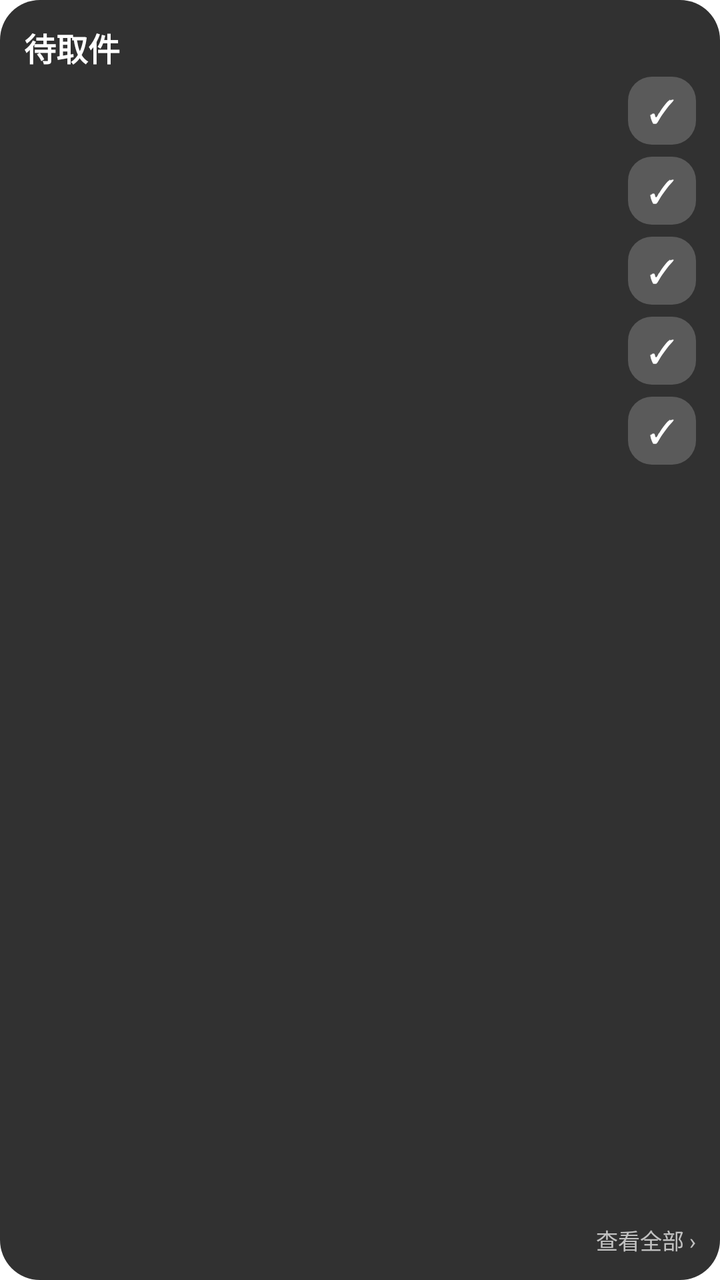
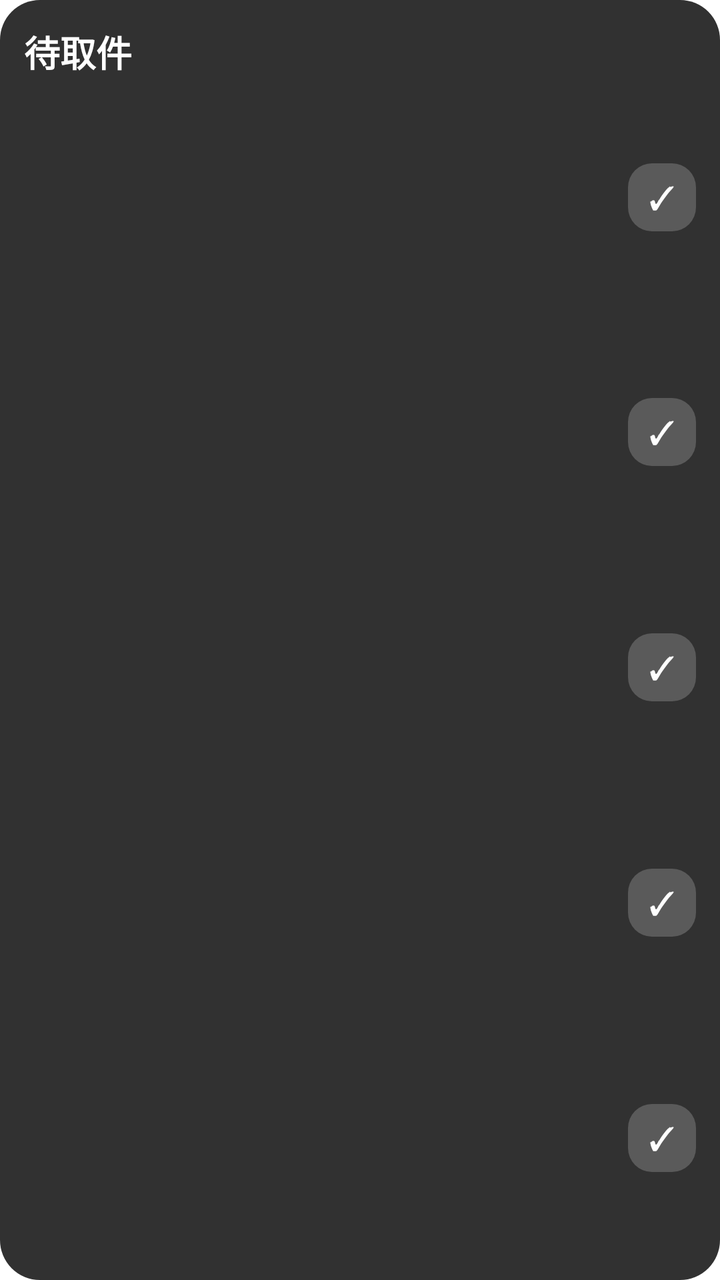

An Android layout rendered at two revisions. The XML below is the earlier revision; the diff shows what the commit changed to produce the second picture.
<!-- AndroidManifest.xml: fallback theme Theme.MaterialComponents.DayNight.NoActionBar -->
<!-- res/layout/widget_pickup_v2.xml -->
<?xml version="1.0" encoding="utf-8"?>
<LinearLayout xmlns:android="http://schemas.android.com/apk/res/android"
    android:id="@+id/widget_root_v2"
    android:layout_width="match_parent"
    android:layout_height="match_parent"
    android:background="@drawable/widget_bg"
    android:orientation="vertical"
    android:padding="12dp">

    <LinearLayout
        android:layout_width="match_parent"
        android:layout_height="wrap_content"
        android:gravity="center_vertical"
        android:orientation="horizontal">

        <TextView
            android:id="@+id/widget_title"
            android:layout_width="0dp"
            android:layout_height="wrap_content"
            android:layout_weight="1"
            android:text="待取件"
            android:textColor="#FFFFFFFF"
            android:textSize="16sp"
            android:textStyle="bold" />

        <TextView
            android:id="@+id/widget_count"
            android:layout_width="wrap_content"
            android:layout_height="wrap_content"
            android:textColor="#B3FFFFFF"
            android:textSize="12sp" />
    </LinearLayout>

    <LinearLayout
        android:id="@+id/widget_list"
        android:layout_width="match_parent"
        android:layout_height="wrap_content"
        android:orientation="vertical">

        <TextView
            android:id="@+id/widget_empty"
            android:layout_width="match_parent"
            android:layout_height="wrap_content"
            android:gravity="center"
            android:paddingTop="24dp"
            android:paddingBottom="24dp"
            android:text="暂无待取件\n收到短信后会自动出现"
            android:textColor="#B3FFFFFF"
            android:textSize="12sp"
            android:visibility="gone" />

        <LinearLayout
            android:id="@+id/widget_row_1"
            android:layout_width="match_parent"
            android:layout_height="40dp"
            android:gravity="center_vertical"
            android:orientation="horizontal">

            <TextView
                android:id="@+id/widget_code_1"
                android:layout_width="wrap_content"
                android:layout_height="wrap_content"
                android:fontFamily="monospace"
                android:textColor="#FFFFFFFF"
                android:textSize="17sp"
                android:textStyle="bold" />

            <TextView
                android:id="@+id/widget_place_1"
                android:layout_width="0dp"
                android:layout_height="wrap_content"
                android:layout_marginStart="10dp"
                android:layout_weight="1"
                android:ellipsize="end"
                android:maxLines="1"
                android:textColor="#B3FFFFFF"
                android:textSize="11sp" />

            <TextView
                android:id="@+id/widget_done_1"
                android:layout_width="34dp"
                android:layout_height="34dp"
                android:background="@drawable/widget_done_bg"
                android:gravity="center"
                android:text="✓"
                android:textColor="#FFFFFFFF"
                android:textSize="16sp" />
        </LinearLayout>
        <LinearLayout
            android:id="@+id/widget_row_2"
            android:layout_width="match_parent"
            android:layout_height="40dp"
            android:gravity="center_vertical"
            android:orientation="horizontal">

            <TextView
                android:id="@+id/widget_code_2"
                android:layout_width="wrap_content"
                android:layout_height="wrap_content"
                android:fontFamily="monospace"
                android:textColor="#FFFFFFFF"
                android:textSize="17sp"
                android:textStyle="bold" />

            <TextView
                android:id="@+id/widget_place_2"
                android:layout_width="0dp"
                android:layout_height="wrap_content"
                android:layout_marginStart="10dp"
                android:layout_weight="1"
                android:ellipsize="end"
                android:maxLines="1"
                android:textColor="#B3FFFFFF"
                android:textSize="11sp" />

            <TextView
                android:id="@+id/widget_done_2"
                android:layout_width="34dp"
                android:layout_height="34dp"
                android:background="@drawable/widget_done_bg"
                android:gravity="center"
                android:text="✓"
                android:textColor="#FFFFFFFF"
                android:textSize="16sp" />
        </LinearLayout>
        <LinearLayout
            android:id="@+id/widget_row_3"
            android:layout_width="match_parent"
            android:layout_height="40dp"
            android:gravity="center_vertical"
            android:orientation="horizontal">

            <TextView
                android:id="@+id/widget_code_3"
                android:layout_width="wrap_content"
                android:layout_height="wrap_content"
                android:fontFamily="monospace"
                android:textColor="#FFFFFFFF"
                android:textSize="17sp"
                android:textStyle="bold" />

            <TextView
                android:id="@+id/widget_place_3"
                android:layout_width="0dp"
                android:layout_height="wrap_content"
                android:layout_marginStart="10dp"
                android:layout_weight="1"
                android:ellipsize="end"
                android:maxLines="1"
                android:textColor="#B3FFFFFF"
                android:textSize="11sp" />

            <TextView
                android:id="@+id/widget_done_3"
                android:layout_width="34dp"
                android:layout_height="34dp"
                android:background="@drawable/widget_done_bg"
                android:gravity="center"
                android:text="✓"
                android:textColor="#FFFFFFFF"
                android:textSize="16sp" />
        </LinearLayout>
        <LinearLayout
            android:id="@+id/widget_row_4"
            android:layout_width="match_parent"
            android:layout_height="40dp"
            android:gravity="center_vertical"
            android:orientation="horizontal">

            <TextView
                android:id="@+id/widget_code_4"
                android:layout_width="wrap_content"
                android:layout_height="wrap_content"
                android:fontFamily="monospace"
                android:textColor="#FFFFFFFF"
                android:textSize="17sp"
                android:textStyle="bold" />

            <TextView
                android:id="@+id/widget_place_4"
                android:layout_width="0dp"
                android:layout_height="wrap_content"
                android:layout_marginStart="10dp"
                android:layout_weight="1"
                android:ellipsize="end"
                android:maxLines="1"
                android:textColor="#B3FFFFFF"
                android:textSize="11sp" />

            <TextView
                android:id="@+id/widget_done_4"
                android:layout_width="34dp"
                android:layout_height="34dp"
                android:background="@drawable/widget_done_bg"
                android:gravity="center"
                android:text="✓"
                android:textColor="#FFFFFFFF"
                android:textSize="16sp" />
        </LinearLayout>
        <LinearLayout
            android:id="@+id/widget_row_5"
            android:layout_width="match_parent"
            android:layout_height="40dp"
            android:gravity="center_vertical"
            android:orientation="horizontal">

            <TextView
                android:id="@+id/widget_code_5"
                android:layout_width="wrap_content"
                android:layout_height="wrap_content"
                android:fontFamily="monospace"
                android:textColor="#FFFFFFFF"
                android:textSize="17sp"
                android:textStyle="bold" />

            <TextView
                android:id="@+id/widget_place_5"
                android:layout_width="0dp"
                android:layout_height="wrap_content"
                android:layout_marginStart="10dp"
                android:layout_weight="1"
                android:ellipsize="end"
                android:maxLines="1"
                android:textColor="#B3FFFFFF"
                android:textSize="11sp" />

            <TextView
                android:id="@+id/widget_done_5"
                android:layout_width="34dp"
                android:layout_height="34dp"
                android:background="@drawable/widget_done_bg"
                android:gravity="center"
                android:text="✓"
                android:textColor="#FFFFFFFF"
                android:textSize="16sp" />
        </LinearLayout>
        <LinearLayout
            android:id="@+id/widget_row_6"
            android:layout_width="match_parent"
            android:layout_height="40dp"
            android:gravity="center_vertical"
            android:orientation="horizontal" android:visibility="gone">

            <TextView
                android:id="@+id/widget_code_6"
                android:layout_width="wrap_content"
                android:layout_height="wrap_content"
                android:fontFamily="monospace"
                android:textColor="#FFFFFFFF"
                android:textSize="17sp"
                android:textStyle="bold" />

            <TextView
                android:id="@+id/widget_place_6"
                android:layout_width="0dp"
                android:layout_height="wrap_content"
                android:layout_marginStart="10dp"
                android:layout_weight="1"
                android:ellipsize="end"
                android:maxLines="1"
                android:textColor="#B3FFFFFF"
                android:textSize="11sp" />

            <TextView
                android:id="@+id/widget_done_6"
                android:layout_width="34dp"
                android:layout_height="34dp"
                android:background="@drawable/widget_done_bg"
                android:gravity="center"
                android:text="✓"
                android:textColor="#FFFFFFFF"
                android:textSize="16sp" />
        </LinearLayout>
        <LinearLayout
            android:id="@+id/widget_row_7"
            android:layout_width="match_parent"
            android:layout_height="40dp"
            android:gravity="center_vertical"
            android:orientation="horizontal" android:visibility="gone">

            <TextView
                android:id="@+id/widget_code_7"
                android:layout_width="wrap_content"
                android:layout_height="wrap_content"
                android:fontFamily="monospace"
                android:textColor="#FFFFFFFF"
                android:textSize="17sp"
                android:textStyle="bold" />

            <TextView
                android:id="@+id/widget_place_7"
                android:layout_width="0dp"
                android:layout_height="wrap_content"
                android:layout_marginStart="10dp"
                android:layout_weight="1"
                android:ellipsize="end"
                android:maxLines="1"
                android:textColor="#B3FFFFFF"
                android:textSize="11sp" />

            <TextView
                android:id="@+id/widget_done_7"
                android:layout_width="34dp"
                android:layout_height="34dp"
                android:background="@drawable/widget_done_bg"
                android:gravity="center"
                android:text="✓"
                android:textColor="#FFFFFFFF"
                android:textSize="16sp" />
        </LinearLayout>
        <LinearLayout
            android:id="@+id/widget_row_8"
            android:layout_width="match_parent"
            android:layout_height="40dp"
            android:gravity="center_vertical"
            android:orientation="horizontal" android:visibility="gone">

            <TextView
                android:id="@+id/widget_code_8"
                android:layout_width="wrap_content"
                android:layout_height="wrap_content"
                android:fontFamily="monospace"
                android:textColor="#FFFFFFFF"
                android:textSize="17sp"
                android:textStyle="bold" />

            <TextView
                android:id="@+id/widget_place_8"
                android:layout_width="0dp"
                android:layout_height="wrap_content"
                android:layout_marginStart="10dp"
                android:layout_weight="1"
                android:ellipsize="end"
                android:maxLines="1"
                android:textColor="#B3FFFFFF"
                android:textSize="11sp" />

            <TextView
                android:id="@+id/widget_done_8"
                android:layout_width="34dp"
                android:layout_height="34dp"
                android:background="@drawable/widget_done_bg"
                android:gravity="center"
                android:text="✓"
                android:textColor="#FFFFFFFF"
                android:textSize="16sp" />
        </LinearLayout>
        <LinearLayout
            android:id="@+id/widget_row_9"
            android:layout_width="match_parent"
            android:layout_height="40dp"
            android:gravity="center_vertical"
            android:orientation="horizontal" android:visibility="gone">

            <TextView
                android:id="@+id/widget_code_9"
                android:layout_width="wrap_content"
                android:layout_height="wrap_content"
                android:fontFamily="monospace"
                android:textColor="#FFFFFFFF"
                android:textSize="17sp"
                android:textStyle="bold" />

            <TextView
                android:id="@+id/widget_place_9"
                android:layout_width="0dp"
                android:layout_height="wrap_content"
                android:layout_marginStart="10dp"
                android:layout_weight="1"
                android:ellipsize="end"
                android:maxLines="1"
                android:textColor="#B3FFFFFF"
                android:textSize="11sp" />

            <TextView
                android:id="@+id/widget_done_9"
                android:layout_width="34dp"
                android:layout_height="34dp"
                android:background="@drawable/widget_done_bg"
                android:gravity="center"
                android:text="✓"
                android:textColor="#FFFFFFFF"
                android:textSize="16sp" />
        </LinearLayout>
        <LinearLayout
            android:id="@+id/widget_row_10"
            android:layout_width="match_parent"
            android:layout_height="40dp"
            android:gravity="center_vertical"
            android:orientation="horizontal" android:visibility="gone">

            <TextView
                android:id="@+id/widget_code_10"
                android:layout_width="wrap_content"
                android:layout_height="wrap_content"
                android:fontFamily="monospace"
                android:textColor="#FFFFFFFF"
                android:textSize="17sp"
                android:textStyle="bold" />

            <TextView
                android:id="@+id/widget_place_10"
                android:layout_width="0dp"
                android:layout_height="wrap_content"
                android:layout_marginStart="10dp"
                android:layout_weight="1"
                android:ellipsize="end"
                android:maxLines="1"
                android:textColor="#B3FFFFFF"
                android:textSize="11sp" />

            <TextView
                android:id="@+id/widget_done_10"
                android:layout_width="34dp"
                android:layout_height="34dp"
                android:background="@drawable/widget_done_bg"
                android:gravity="center"
                android:text="✓"
                android:textColor="#FFFFFFFF"
                android:textSize="16sp" />
        </LinearLayout>
        <LinearLayout
            android:id="@+id/widget_row_11"
            android:layout_width="match_parent"
            android:layout_height="40dp"
            android:gravity="center_vertical"
            android:orientation="horizontal" android:visibility="gone">

            <TextView
                android:id="@+id/widget_code_11"
                android:layout_width="wrap_content"
                android:layout_height="wrap_content"
                android:fontFamily="monospace"
                android:textColor="#FFFFFFFF"
                android:textSize="17sp"
                android:textStyle="bold" />

            <TextView
                android:id="@+id/widget_place_11"
                android:layout_width="0dp"
                android:layout_height="wrap_content"
                android:layout_marginStart="10dp"
                android:layout_weight="1"
                android:ellipsize="end"
                android:maxLines="1"
                android:textColor="#B3FFFFFF"
                android:textSize="11sp" />

            <TextView
                android:id="@+id/widget_done_11"
                android:layout_width="34dp"
                android:layout_height="34dp"
                android:background="@drawable/widget_done_bg"
                android:gravity="center"
                android:text="✓"
                android:textColor="#FFFFFFFF"
                android:textSize="16sp" />
        </LinearLayout>
        <LinearLayout
            android:id="@+id/widget_row_12"
            android:layout_width="match_parent"
            android:layout_height="40dp"
            android:gravity="center_vertical"
            android:orientation="horizontal" android:visibility="gone">

            <TextView
                android:id="@+id/widget_code_12"
                android:layout_width="wrap_content"
                android:layout_height="wrap_content"
                android:fontFamily="monospace"
                android:textColor="#FFFFFFFF"
                android:textSize="17sp"
                android:textStyle="bold" />

            <TextView
                android:id="@+id/widget_place_12"
                android:layout_width="0dp"
                android:layout_height="wrap_content"
                android:layout_marginStart="10dp"
                android:layout_weight="1"
                android:ellipsize="end"
                android:maxLines="1"
                android:textColor="#B3FFFFFF"
                android:textSize="11sp" />

            <TextView
                android:id="@+id/widget_done_12"
                android:layout_width="34dp"
                android:layout_height="34dp"
                android:background="@drawable/widget_done_bg"
                android:gravity="center"
                android:text="✓"
                android:textColor="#FFFFFFFF"
                android:textSize="16sp" />
        </LinearLayout>
    </LinearLayout>

    
    <TextView
        android:layout_width="match_parent"
        android:layout_height="0dp"
        android:layout_weight="1"
        android:text="" />

    <TextView
        android:id="@+id/widget_more"
        android:layout_width="match_parent"
        android:layout_height="wrap_content"
        android:gravity="end"
        android:paddingTop="2dp"
        android:text="查看全部 ›"
        android:textColor="#B3FFFFFF"
        android:textSize="11sp" />
</LinearLayout>
<!-- resources referenced by this layout -->
<resources>
  <!-- drawable widget_bg (drawable) -->
  <?xml version="1.0" encoding="utf-8"?>
  <shape xmlns:android="http://schemas.android.com/apk/res/android">
      <solid android:color="#E61B1B1B" />
      <corners android:radius="20dp" />
  </shape>
  <!-- drawable widget_done_bg (drawable) -->
  <?xml version="1.0" encoding="utf-8"?>
  <shape xmlns:android="http://schemas.android.com/apk/res/android">
      <solid android:color="#33FFFFFF" />
      <corners android:radius="12dp" />
  </shape>
</resources>

<!-- the commit's change to res/layout/widget_pickup_v2.xml (unified diff, before → after) -->
@@ -7,9 +7,11 @@
     android:orientation="vertical"
     android:padding="12dp">
 
+    
     <LinearLayout
         android:layout_width="match_parent"
         android:layout_height="wrap_content"
+        android:minHeight="28dp"
         android:gravity="center_vertical"
         android:orientation="horizontal">
 
@@ -18,32 +20,36 @@
             android:layout_width="0dp"
             android:layout_height="wrap_content"
             android:layout_weight="1"
+            android:ellipsize="end"
+            android:maxLines="1"
             android:text="待取件"
             android:textColor="#FFFFFFFF"
-            android:textSize="16sp"
+            android:textSize="18sp"
             android:textStyle="bold" />
 
         <TextView
             android:id="@+id/widget_count"
             android:layout_width="wrap_content"
             android:layout_height="wrap_content"
+            android:layout_marginStart="8dp"
             android:textColor="#B3FFFFFF"
             android:textSize="12sp" />
     </LinearLayout>
 
+    
     <LinearLayout
         android:id="@+id/widget_list"
         android:layout_width="match_parent"
-        android:layout_height="wrap_content"
+        android:layout_height="0dp"
+        android:layout_weight="1"
         android:orientation="vertical">
 
         <TextView
             android:id="@+id/widget_empty"
             android:layout_width="match_parent"
-            android:layout_height="wrap_content"
+            android:layout_height="0dp"
+            android:layout_weight="1"
             android:gravity="center"
-            android:paddingTop="24dp"
-            android:paddingBottom="24dp"
             android:text="暂无待取件\n收到短信后会自动出现"
             android:textColor="#B3FFFFFF"
             android:textSize="12sp"
@@ -52,7 +58,8 @@
         <LinearLayout
             android:id="@+id/widget_row_1"
             android:layout_width="match_parent"
-            android:layout_height="40dp"
+            android:layout_height="0dp"
+            android:layout_weight="1"
             android:gravity="center_vertical"
             android:orientation="horizontal">
 
@@ -86,10 +93,12 @@
                 android:textColor="#FFFFFFFF"
                 android:textSize="16sp" />
         </LinearLayout>
+
         <LinearLayout
             android:id="@+id/widget_row_2"
             android:layout_width="match_parent"
-            android:layout_height="40dp"
+            android:layout_height="0dp"
+            android:layout_weight="1"
             android:gravity="center_vertical"
             android:orientation="horizontal">
 
@@ -123,10 +132,12 @@
                 android:textColor="#FFFFFFFF"
                 android:textSize="16sp" />
         </LinearLayout>
+
         <LinearLayout
             android:id="@+id/widget_row_3"
             android:layout_width="match_parent"
-            android:layout_height="40dp"
+            android:layout_height="0dp"
+            android:layout_weight="1"
             android:gravity="center_vertical"
             android:orientation="horizontal">
 
@@ -160,10 +171,12 @@
                 android:textColor="#FFFFFFFF"
                 android:textSize="16sp" />
         </LinearLayout>
+
         <LinearLayout
             android:id="@+id/widget_row_4"
             android:layout_width="match_parent"
-            android:layout_height="40dp"
+            android:layout_height="0dp"
+            android:layout_weight="1"
             android:gravity="center_vertical"
             android:orientation="horizontal">
 
@@ -197,10 +210,12 @@
                 android:textColor="#FFFFFFFF"
                 android:textSize="16sp" />
         </LinearLayout>
+
         <LinearLayout
             android:id="@+id/widget_row_5"
             android:layout_width="match_parent"
-            android:layout_height="40dp"
+            android:layout_height="0dp"
+            android:layout_weight="1"
             android:gravity="center_vertical"
             android:orientation="horizontal">
 
@@ -234,12 +249,15 @@
                 android:textColor="#FFFFFFFF"
                 android:textSize="16sp" />
         </LinearLayout>
+
         <LinearLayout
             android:id="@+id/widget_row_6"
             android:layout_width="match_parent"
-            android:layout_height="40dp"
-            android:gravity="center_vertical"
-            android:orientation="horizontal" android:visibility="gone">
+            android:layout_height="0dp"
+            android:layout_weight="1"
+            android:gravity="center_vertical"
+            android:orientation="horizontal"
+            android:visibility="gone">
 
             <TextView
                 android:id="@+id/widget_code_6"
@@ -271,12 +289,15 @@
                 android:textColor="#FFFFFFFF"
                 android:textSize="16sp" />
         </LinearLayout>
+
         <LinearLayout
             android:id="@+id/widget_row_7"
             android:layout_width="match_parent"
-            android:layout_height="40dp"
-            android:gravity="center_vertical"
-            android:orientation="horizontal" android:visibility="gone">
+            android:layout_height="0dp"
+            android:layout_weight="1"
+            android:gravity="center_vertical"
+            android:orientation="horizontal"
+            android:visibility="gone">
 
             <TextView
                 android:id="@+id/widget_code_7"
@@ -308,12 +329,15 @@
                 android:textColor="#FFFFFFFF"
                 android:textSize="16sp" />
         </LinearLayout>
+
         <LinearLayout
             android:id="@+id/widget_row_8"
             android:layout_width="match_parent"
-            android:layout_height="40dp"
-            android:gravity="center_vertical"
-            android:orientation="horizontal" android:visibility="gone">
+            android:layout_height="0dp"
+            android:layout_weight="1"
+            android:gravity="center_vertical"
+            android:orientation="horizontal"
+            android:visibility="gone">
 
             <TextView
                 android:id="@+id/widget_code_8"
@@ -345,12 +369,15 @@
                 android:textColor="#FFFFFFFF"
                 android:textSize="16sp" />
         </LinearLayout>
+
         <LinearLayout
             android:id="@+id/widget_row_9"
             android:layout_width="match_parent"
-            android:layout_height="40dp"
-            android:gravity="center_vertical"
-            android:orientation="horizontal" android:visibility="gone">
+            android:layout_height="0dp"
+            android:layout_weight="1"
+            android:gravity="center_vertical"
+            android:orientation="horizontal"
+            android:visibility="gone">
 
             <TextView
                 android:id="@+id/widget_code_9"
@@ -382,12 +409,15 @@
                 android:textColor="#FFFFFFFF"
                 android:textSize="16sp" />
         </LinearLayout>
+
         <LinearLayout
             android:id="@+id/widget_row_10"
             android:layout_width="match_parent"
-            android:layout_height="40dp"
-            android:gravity="center_vertical"
-            android:orientation="horizontal" android:visibility="gone">
+            android:layout_height="0dp"
+            android:layout_weight="1"
+            android:gravity="center_vertical"
+            android:orientation="horizontal"
+            android:visibility="gone">
 
             <TextView
                 android:id="@+id/widget_code_10"
@@ -419,12 +449,15 @@
                 android:textColor="#FFFFFFFF"
                 android:textSize="16sp" />
         </LinearLayout>
+
         <LinearLayout
             android:id="@+id/widget_row_11"
             android:layout_width="match_parent"
-            android:layout_height="40dp"
-            android:gravity="center_vertical"
-            android:orientation="horizontal" android:visibility="gone">
+            android:layout_height="0dp"
+            android:layout_weight="1"
+            android:gravity="center_vertical"
+            android:orientation="horizontal"
+            android:visibility="gone">
 
             <TextView
                 android:id="@+id/widget_code_11"
@@ -456,12 +489,15 @@
                 android:textColor="#FFFFFFFF"
                 android:textSize="16sp" />
         </LinearLayout>
+
         <LinearLayout
             android:id="@+id/widget_row_12"
             android:layout_width="match_parent"
-            android:layout_height="40dp"
-            android:gravity="center_vertical"
-            android:orientation="horizontal" android:visibility="gone">
+            android:layout_height="0dp"
+            android:layout_weight="1"
+            android:gravity="center_vertical"
+            android:orientation="horizontal"
+            android:visibility="gone">
 
             <TextView
                 android:id="@+id/widget_code_12"
@@ -494,21 +530,4 @@
                 android:textSize="16sp" />
         </LinearLayout>
     </LinearLayout>
-
-    
-    <TextView
-        android:layout_width="match_parent"
-        android:layout_height="0dp"
-        android:layout_weight="1"
-        android:text="" />
-
-    <TextView
-        android:id="@+id/widget_more"
-        android:layout_width="match_parent"
-        android:layout_height="wrap_content"
-        android:gravity="end"
-        android:paddingTop="2dp"
-        android:text="查看全部 ›"
-        android:textColor="#B3FFFFFF"
-        android:textSize="11sp" />
 </LinearLayout>
